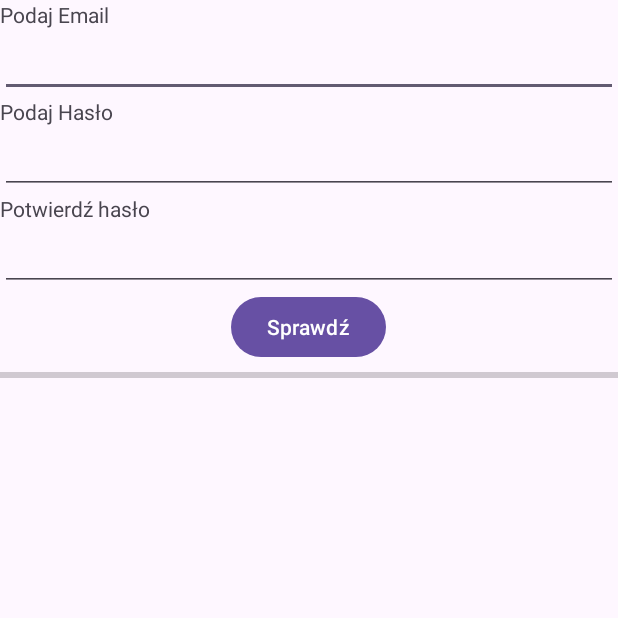
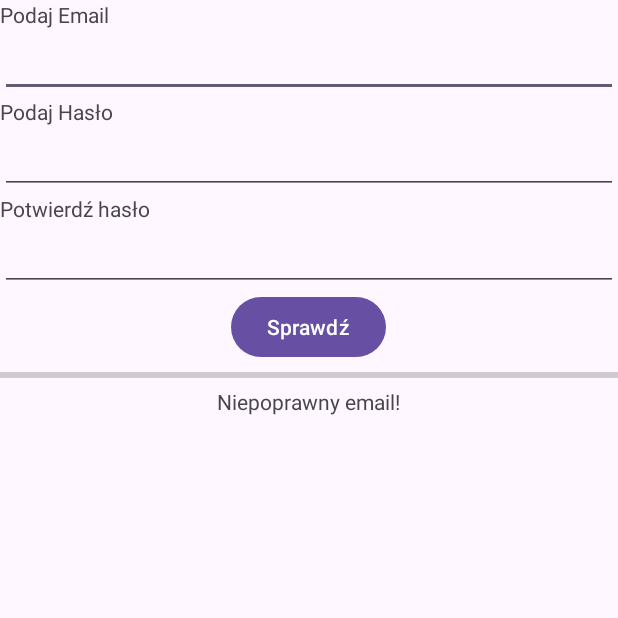
Before and after one commit to BarlomiejKrol4429/haslo, an Android app: the screen it shows after launch (MainActivity), after a tap on "Sprawdź", on a phone screen of 412 x 824 dp, the top half of it. Run offline under Robolectric (Android 15) with nearby library versions, the phone set to English and light mode, and no system bars.

Commit message:
Finishig touches

```diff
--- a/app/src/main/java/com/example/haslo/MainActivity.java
+++ b/app/src/main/java/com/example/haslo/MainActivity.java
@@ -8,6 +8,7 @@ import android.widget.Button;
 import android.widget.EditText;
 import android.widget.ImageView;
 import android.widget.ProgressBar;
+import android.widget.TextView;
 import android.widget.Toast;
 
 import androidx.activity.EdgeToEdge;
@@ -34,6 +35,7 @@ public class MainActivity extends AppCompatActivity {
         EditText haslo2 = findViewById(R.id.haslo2);
         Button sprawdz = findViewById(R.id.sprawdz);
         ProgressBar progress_bar = findViewById(R.id.progress_bar);
+        TextView endmessage = findViewById(R.id.endmessage);
 
         sprawdz.setOnClickListener(
                 new View.OnClickListener() {
@@ -48,11 +50,11 @@ public class MainActivity extends AppCompatActivity {
                         boolean czy_duze = false;
                         boolean czy_male = false;
                         if (!email_s.contains("@")){
-                            Toast.makeText(MainActivity.this, "Niepoprawny email!", Toast.LENGTH_SHORT).show();
+                            endmessage.setText("Niepoprawny email!");
                         }
                         else{
-                            if(!pass.equals(pass_confirm)){
-                                Toast.makeText(MainActivity.this, "Niepoprawne hasło!", Toast.LENGTH_SHORT).show();
+                            if(!pass.equals(pass_confirm) || pass.isEmpty()){
+                                endmessage.setText("Niepoprawne hasło!");
                             }else{
                                 if(pass.length() >= 10){
                                     moc_hasla += 1;
@@ -93,8 +95,6 @@ public class MainActivity extends AppCompatActivity {
                                 }if(czy_male){
                                     moc_hasla += 1;
                                 }
-
-
                                 progress_bar.setProgress(moc_hasla);
                                 if (progress_bar.getProgress() <= 2){
 
@@ -108,6 +108,7 @@ public class MainActivity extends AppCompatActivity {
 
                                     Toast.makeText(MainActivity.this, "Twoje hasło jest doskonałe!", Toast.LENGTH_SHORT).show();
                                 }
+                                endmessage.setText("Witaj "+email_s);
                             }
                         }
                     }
--- a/app/src/main/res/layout/activity_main.xml
+++ b/app/src/main/res/layout/activity_main.xml
@@ -55,5 +55,11 @@
         android:max="5"
         android:progressTint="#2A7304" />
 
+    <TextView
+        android:id="@+id/endmessage"
+        android:layout_width="wrap_content"
+        android:layout_height="wrap_content"
+        android:layout_gravity="center"
+        android:text="" />
 
 </LinearLayout>
```
